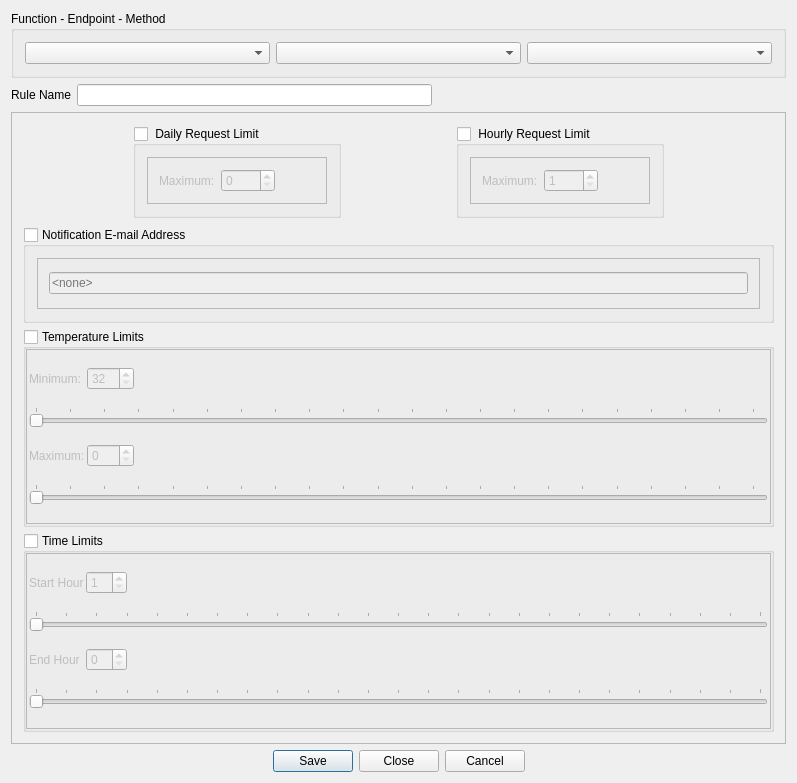
First picture: the form in IdsEditor/RuleEditor.ui, repository pnnl/ms-speak, before the edit.
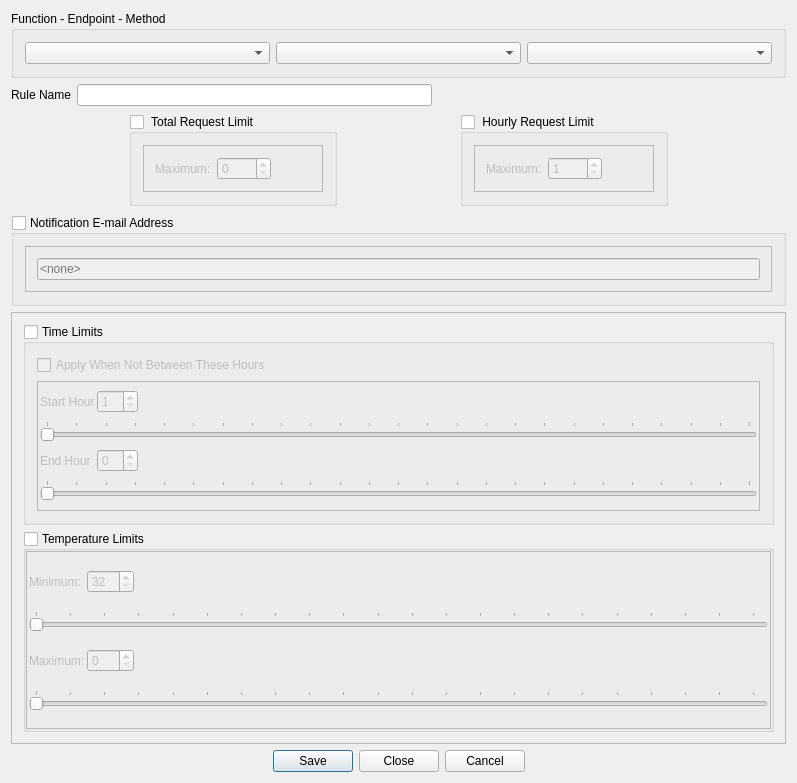
Second picture: the form after the edit. Icons and pictures are not drawn.

Commit message: Added Inverse chkbox.

Diff of the .ui file:
```diff
--- a/IdsEditor/RuleEditor.ui
+++ b/IdsEditor/RuleEditor.ui
@@ -17,15 +17,21 @@
    <iconset resource="IdsEditor.qrc">
     <normaloff>:/IdsEditor/Resources/icon.png</normaloff>:/IdsEditor/Resources/icon.png</iconset>
   </property>
-  <layout class="QGridLayout" name="gridLayout_8">
+  <layout class="QGridLayout" name="gridLayout_9">
    <item row="0" column="0">
+    <layout class="QVBoxLayout" name="verticalLayout_7">
+     <item>
     <widget class="QGroupBox" name="groupBox">
      <property name="title">
       <string>Function - Endpoint - Method      </string>
      </property>
      <layout class="QHBoxLayout" name="horizontalLayout">
       <item>
-       <widget class="QComboBox" name="FunctionCombo"/>
+         <widget class="QComboBox" name="FunctionCombo">
+          <property name="sizeAdjustPolicy">
+           <enum>QComboBox::AdjustToMinimumContentsLength</enum>
+          </property>
+         </widget>
       </item>
       <item>
        <widget class="QComboBox" name="EndPointCombo"/>
@@ -36,7 +42,7 @@
      </layout>
     </widget>
    </item>
-   <item row="1" column="0">
+     <item>
     <layout class="QHBoxLayout" name="horizontalLayout_6">
      <item>
       <widget class="QLabel" name="label_6">
@@ -66,22 +72,11 @@
      </item>
     </layout>
    </item>
-   <item row="2" column="0">
-    <widget class="QScrollArea" name="scrollArea">
-     <property name="widgetResizable">
-      <bool>true</bool>
-     </property>
-     <widget class="QWidget" name="scrollAreaWidgetContents">
-      <property name="geometry">
-       <rect>
-        <x>0</x>
-        <y>0</y>
-        <width>777</width>
-        <height>616</height>
-       </rect>
-      </property>
-      <layout class="QGridLayout" name="gridLayout_6">
-       <item row="0" column="0">
+    </layout>
+   </item>
+   <item row="1" column="0">
+    <layout class="QVBoxLayout" name="verticalLayout_6">
+     <item>
         <layout class="QVBoxLayout" name="verticalLayout_2">
          <item>
           <layout class="QHBoxLayout" name="horizontalLayout_4">
@@ -107,7 +102,7 @@
               </sizepolicy>
              </property>
              <property name="title">
-              <string> Daily Request Limit</string>
+            <string> Total Request Limit</string>
              </property>
              <property name="checkable">
               <bool>true</bool>
@@ -350,7 +345,183 @@
          </item>
         </layout>
        </item>
+     <item>
+      <widget class="QScrollArea" name="scrollArea">
+       <property name="widgetResizable">
+        <bool>true</bool>
+       </property>
+       <widget class="QWidget" name="scrollAreaWidgetContents">
+        <property name="geometry">
+         <rect>
+          <x>0</x>
+          <y>0</y>
+          <width>775</width>
+          <height>403</height>
+         </rect>
+        </property>
+        <layout class="QGridLayout" name="gridLayout_8">
+         <item row="0" column="0">
+          <widget class="QGroupBox" name="TimeGroup">
+           <property name="title">
+            <string>Time Limits</string>
+           </property>
+           <property name="checkable">
+            <bool>true</bool>
+           </property>
+           <property name="checked">
+            <bool>false</bool>
+           </property>
+           <layout class="QGridLayout" name="gridLayout_6">
+            <item row="0" column="0">
+             <layout class="QVBoxLayout" name="verticalLayout_3">
+              <item>
+               <layout class="QHBoxLayout" name="horizontalLayout_7">
+                <item>
+                 <widget class="QCheckBox" name="chkInverse">
+                  <property name="text">
+                   <string>Apply When Not Between These Hours</string>
+                  </property>
+                 </widget>
+                </item>
+                <item>
+                 <spacer name="horizontalSpacer_11">
+                  <property name="orientation">
+                   <enum>Qt::Horizontal</enum>
+                  </property>
+                  <property name="sizeHint" stdset="0">
+                   <size>
+                    <width>40</width>
+                    <height>20</height>
+                   </size>
+                  </property>
+                 </spacer>
+                </item>
+               </layout>
+              </item>
+              <item>
+               <widget class="QFrame" name="TimeFrame">
+                <property name="frameShape">
+                 <enum>QFrame::StyledPanel</enum>
+                </property>
+                <property name="frameShadow">
+                 <enum>QFrame::Raised</enum>
+                </property>
+                <layout class="QGridLayout" name="gridLayout_2">
+                 <property name="leftMargin">
+                  <number>2</number>
+                 </property>
+                 <property name="topMargin">
+                  <number>2</number>
+                 </property>
+                 <property name="rightMargin">
+                  <number>2</number>
+                 </property>
+                 <property name="bottomMargin">
+                  <number>2</number>
+                 </property>
+                 <property name="spacing">
+                  <number>2</number>
+                 </property>
+                 <item row="0" column="0">
+                  <widget class="QLabel" name="label">
+                   <property name="text">
+                    <string>Start Hour</string>
+                   </property>
+                  </widget>
+                 </item>
+                 <item row="0" column="1">
+                  <widget class="QSpinBox" name="MinTimeSpin">
+                   <property name="minimum">
+                    <number>1</number>
+                   </property>
+                   <property name="maximum">
+                    <number>24</number>
+                   </property>
+                  </widget>
+                 </item>
+                 <item row="0" column="2">
+                  <spacer name="horizontalSpacer_3">
+                   <property name="orientation">
+                    <enum>Qt::Horizontal</enum>
+                   </property>
+                   <property name="sizeHint" stdset="0">
+                    <size>
+                     <width>340</width>
+                     <height>20</height>
+                    </size>
+                   </property>
+                  </spacer>
+                 </item>
+                 <item row="1" column="0" colspan="3">
+                  <widget class="QSlider" name="MinTimeSlider">
+                   <property name="maximum">
+                    <number>24</number>
+                   </property>
+                   <property name="orientation">
+                    <enum>Qt::Horizontal</enum>
+                   </property>
+                   <property name="tickPosition">
+                    <enum>QSlider::TicksAbove</enum>
+                   </property>
+                   <property name="tickInterval">
+                    <number>1</number>
+                   </property>
+                  </widget>
+                 </item>
+                 <item row="2" column="0">
+                  <widget class="QLabel" name="label_2">
+                   <property name="text">
+                    <string>End Hour</string>
+                   </property>
+                  </widget>
+                 </item>
+                 <item row="2" column="1">
+                  <widget class="QSpinBox" name="MaxTimeSpin">
+                   <property name="maximum">
+                    <number>23</number>
+                   </property>
+                  </widget>
+                 </item>
+                 <item row="2" column="2">
+                  <spacer name="horizontalSpacer_5">
+                   <property name="orientation">
+                    <enum>Qt::Horizontal</enum>
+                   </property>
+                   <property name="sizeHint" stdset="0">
+                    <size>
+                     <width>340</width>
+                     <height>20</height>
+                    </size>
+                   </property>
+                  </spacer>
+                 </item>
+                 <item row="3" column="0" colspan="3">
+                  <widget class="QSlider" name="MaxTimeSlider">
+                   <property name="maximum">
+                    <number>24</number>
+                   </property>
+                   <property name="orientation">
+                    <enum>Qt::Horizontal</enum>
+                   </property>
+                   <property name="tickPosition">
+                    <enum>QSlider::TicksAbove</enum>
+                   </property>
+                   <property name="tickInterval">
+                    <number>1</number>
+                   </property>
+                  </widget>
+                 </item>
+                </layout>
+               </widget>
+              </item>
+             </layout>
+            </item>
+           </layout>
+          </widget>
+         </item>
        <item row="1" column="0">
+          <layout class="QVBoxLayout" name="verticalLayout_4">
+           <item>
         <widget class="QGroupBox" name="TempGroup">
          <property name="title">
           <string>Temperature Limits</string>
@@ -508,157 +679,15 @@
          </layout>
         </widget>
        </item>
-       <item row="2" column="0">
-        <widget class="QGroupBox" name="TimeGroup">
-         <property name="title">
-          <string>Time Limits</string>
-         </property>
-         <property name="checkable">
-          <bool>true</bool>
-         </property>
-         <property name="checked">
-          <bool>false</bool>
-         </property>
-         <layout class="QVBoxLayout" name="verticalLayout_3">
-          <property name="spacing">
-           <number>0</number>
-          </property>
-          <property name="leftMargin">
-           <number>0</number>
-          </property>
-          <property name="topMargin">
-           <number>0</number>
-          </property>
-          <property name="rightMargin">
-           <number>0</number>
-          </property>
-          <property name="bottomMargin">
-           <number>0</number>
-          </property>
-          <item>
-           <widget class="QFrame" name="TimeFrame">
-            <property name="frameShape">
-             <enum>QFrame::StyledPanel</enum>
-            </property>
-            <property name="frameShadow">
-             <enum>QFrame::Raised</enum>
-            </property>
-            <layout class="QGridLayout" name="gridLayout_2">
-             <property name="leftMargin">
-              <number>2</number>
-             </property>
-             <property name="topMargin">
-              <number>2</number>
-             </property>
-             <property name="rightMargin">
-              <number>2</number>
-             </property>
-             <property name="bottomMargin">
-              <number>2</number>
-             </property>
-             <property name="spacing">
-              <number>2</number>
-             </property>
-             <item row="0" column="0">
-              <widget class="QLabel" name="label">
-               <property name="text">
-                <string>Start Hour</string>
-               </property>
-              </widget>
-             </item>
-             <item row="0" column="1">
-              <widget class="QSpinBox" name="MinTimeSpin">
-               <property name="minimum">
-                <number>1</number>
-               </property>
-               <property name="maximum">
-                <number>24</number>
-               </property>
-              </widget>
-             </item>
-             <item row="0" column="2">
-              <spacer name="horizontalSpacer_3">
-               <property name="orientation">
-                <enum>Qt::Horizontal</enum>
-               </property>
-               <property name="sizeHint" stdset="0">
-                <size>
-                 <width>340</width>
-                 <height>20</height>
-                </size>
-               </property>
-              </spacer>
-             </item>
-             <item row="1" column="0" colspan="3">
-              <widget class="QSlider" name="MinTimeSlider">
-               <property name="maximum">
-                <number>24</number>
-               </property>
-               <property name="orientation">
-                <enum>Qt::Horizontal</enum>
-               </property>
-               <property name="tickPosition">
-                <enum>QSlider::TicksAbove</enum>
-               </property>
-               <property name="tickInterval">
-                <number>1</number>
-               </property>
-              </widget>
-             </item>
-             <item row="2" column="0">
-              <widget class="QLabel" name="label_2">
-               <property name="text">
-                <string>End Hour</string>
-               </property>
-              </widget>
-             </item>
-             <item row="2" column="1">
-              <widget class="QSpinBox" name="MaxTimeSpin">
-               <property name="maximum">
-                <number>23</number>
-               </property>
-              </widget>
-             </item>
-             <item row="2" column="2">
-              <spacer name="horizontalSpacer_5">
-               <property name="orientation">
-                <enum>Qt::Horizontal</enum>
-               </property>
-               <property name="sizeHint" stdset="0">
-                <size>
-                 <width>340</width>
-                 <height>20</height>
-                </size>
-               </property>
-              </spacer>
-             </item>
-             <item row="3" column="0" colspan="3">
-              <widget class="QSlider" name="MaxTimeSlider">
-               <property name="maximum">
-                <number>24</number>
-               </property>
-               <property name="orientation">
-                <enum>Qt::Horizontal</enum>
-               </property>
-               <property name="tickPosition">
-                <enum>QSlider::TicksAbove</enum>
-               </property>
-               <property name="tickInterval">
-                <number>1</number>
-               </property>
-              </widget>
-             </item>
-            </layout>
-           </widget>
+          </layout>
           </item>
          </layout>
         </widget>
-       </item>
-      </layout>
-     </widget>
-    </widget>
+      </widget>
+     </item>
+    </layout>
    </item>
-   <item row="3" column="0">
+   <item row="2" column="0">
     <widget class="QDialogButtonBox" name="buttonBox">
      <property name="enabled">
       <bool>true</bool>
```
Lines whose indentation alone changed are shown as unchanged. The commit also changes 7 other files.
